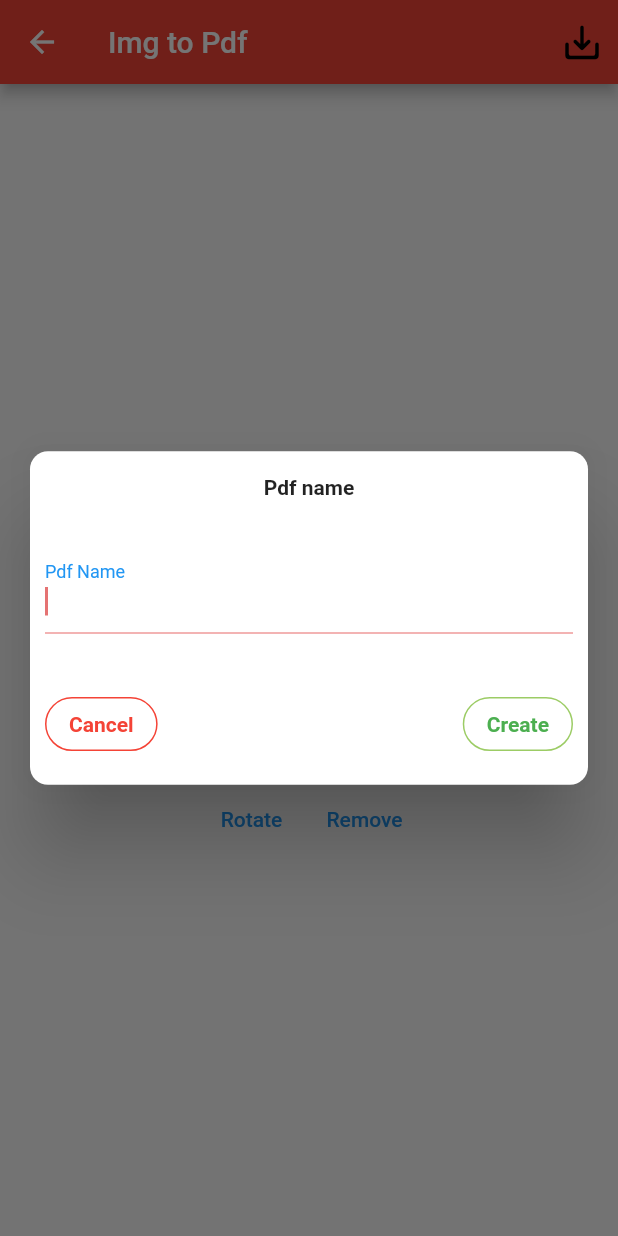
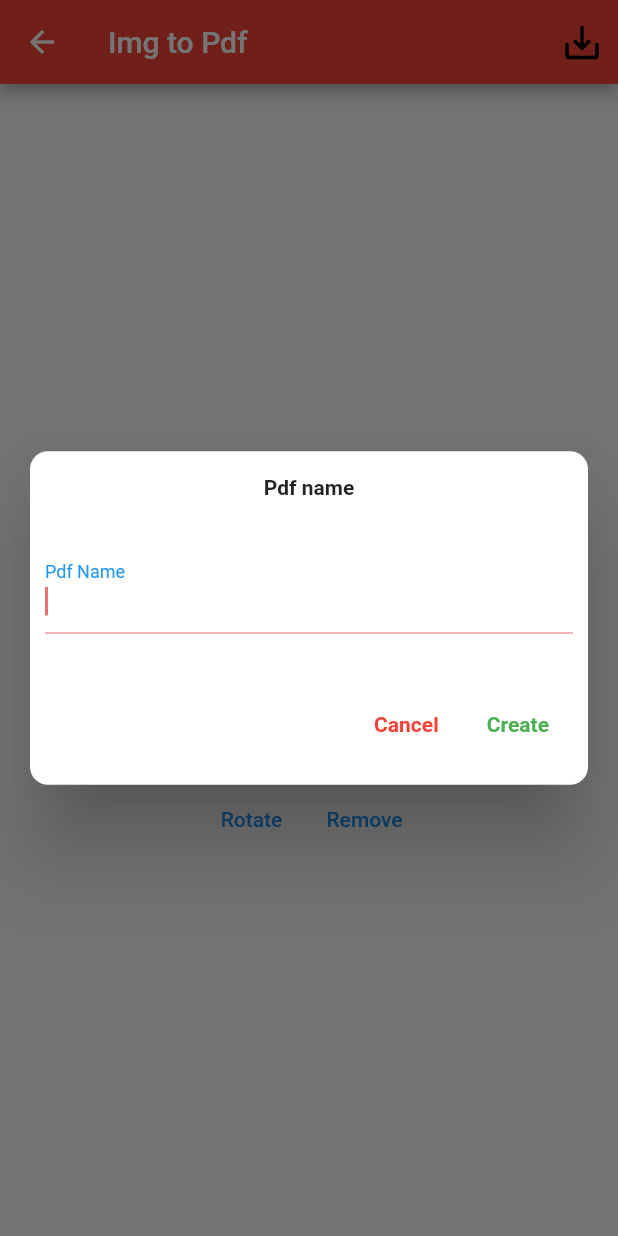
Before and after one commit to codersachin26/flutter_pdf_manager, a Flutter app: the ImagesPreviewScreen screen opened directly with empty values, after a tap on the "save alt" icon, on a phone screen of 412 x 824 dp. Run offline on Flutter 3.47's test engine with Material 2 defaults, Android fonts, the phone set to English and light mode, and no system bars; our stand-ins replace after_layout, file_picker, font_awesome_flutter, image_picker, share_plus; missing offline and left inert: flutter_pdfview, pdf_compressor, syncfusion_flutter_pdf.

```diff
--- a/lib/models/pdf_manager_model.dart
+++ b/lib/models/pdf_manager_model.dart
@@ -16,7 +16,7 @@ class PdfManager extends ChangeNotifier {
     'Save': '/storage/emulated/0/Pdf Manager/Save',
     'Favorites': '/storage/emulated/0/Pdf Manager/Favorites',
     'Office': '/storage/emulated/0/Pdf Manager/Office',
-    'SDcard': '/storage/SD card'
+    'SDcard': '/storage/sdcard/'
   };
 
   Map<String, PdfListDir> _pdfListDirs = Map<String, PdfListDir>();
--- a/lib/widgets/dialogs.dart
+++ b/lib/widgets/dialogs.dart
@@ -185,16 +185,8 @@ Dialog pdfNameDialog(BuildContext context, ImgToPdf imgToPdfTool) {
           SizedBox(
             height: 10,
           ),
-          Row(mainAxisAlignment: MainAxisAlignment.spaceBetween, children: [
+          Row(mainAxisAlignment: MainAxisAlignment.end, children: [
             TextButton(
-                style: ButtonStyle(
-                    shape: MaterialStateProperty.all<RoundedRectangleBorder>(
-                        RoundedRectangleBorder(
-                            borderRadius: BorderRadius.circular(20))),
-                    backgroundColor:
-                        MaterialStateProperty.all<Color>(Colors.white),
-                    side: MaterialStateProperty.all<BorderSide>(
-                        BorderSide(color: Colors.red))),
                 onPressed: () {
                   Navigator.pop(context);
                 },
@@ -207,14 +199,6 @@ Dialog pdfNameDialog(BuildContext context, ImgToPdf imgToPdfTool) {
                   ),
                 )),
             TextButton(
-              style: ButtonStyle(
-                  shape: MaterialStateProperty.all<RoundedRectangleBorder>(
-                      RoundedRectangleBorder(
-                          borderRadius: BorderRadius.circular(20))),
-                  backgroundColor:
-                      MaterialStateProperty.all<Color>(Colors.white),
-                  side: MaterialStateProperty.all<BorderSide>(
-                      BorderSide(color: Colors.lightGreen.shade400))),
               onPressed: () {
                 imgToPdfTool.convertToPdf(controller.text).then((file) {
                   Provider.of<PdfManager>(context, listen: false)
--- a/lib/widgets/dirs_container.dart
+++ b/lib/widgets/dirs_container.dart
@@ -72,7 +72,7 @@ class DirsContainer extends StatelessWidget {
                       iconData: Icons.sd_card_rounded,
                       name: "SD Card",
                       iconColor: Colors.black,
-                      dirPath: '/storage/SD card'),
+                      dirPath: ''),
                 ),
               ],
             ),
```
Also changed, not shown: lib/widgets/card_container.dart (+28 -6 lines), lib/widgets/edit_bottom_sheet.dart (+15 -12 lines).
